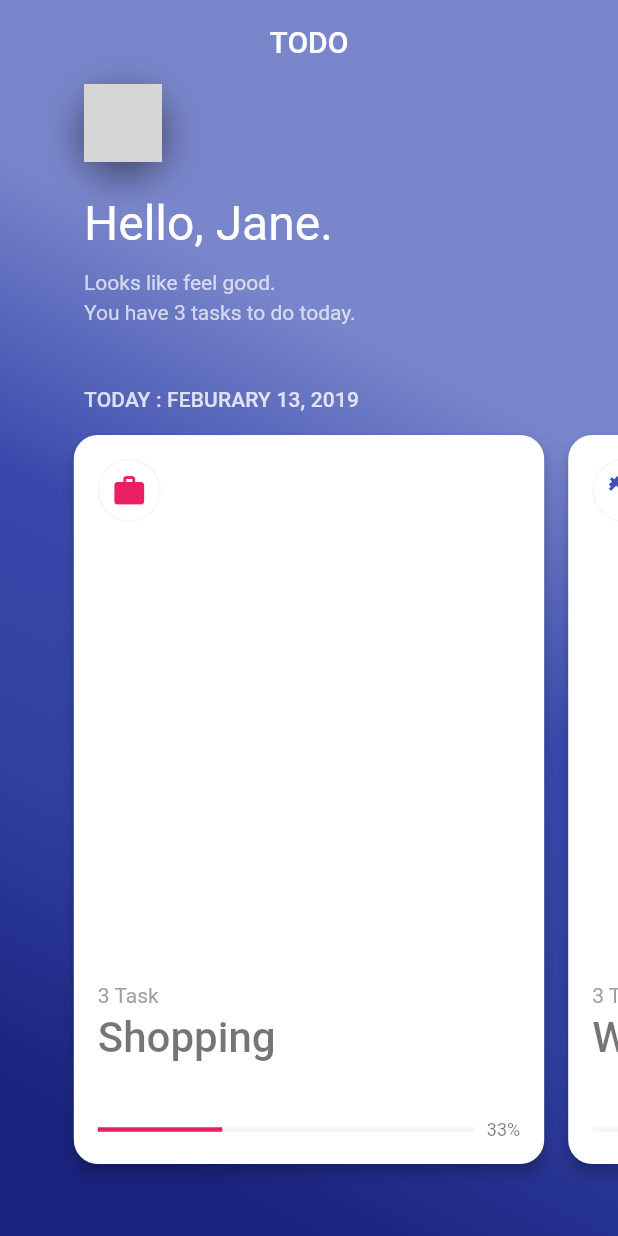
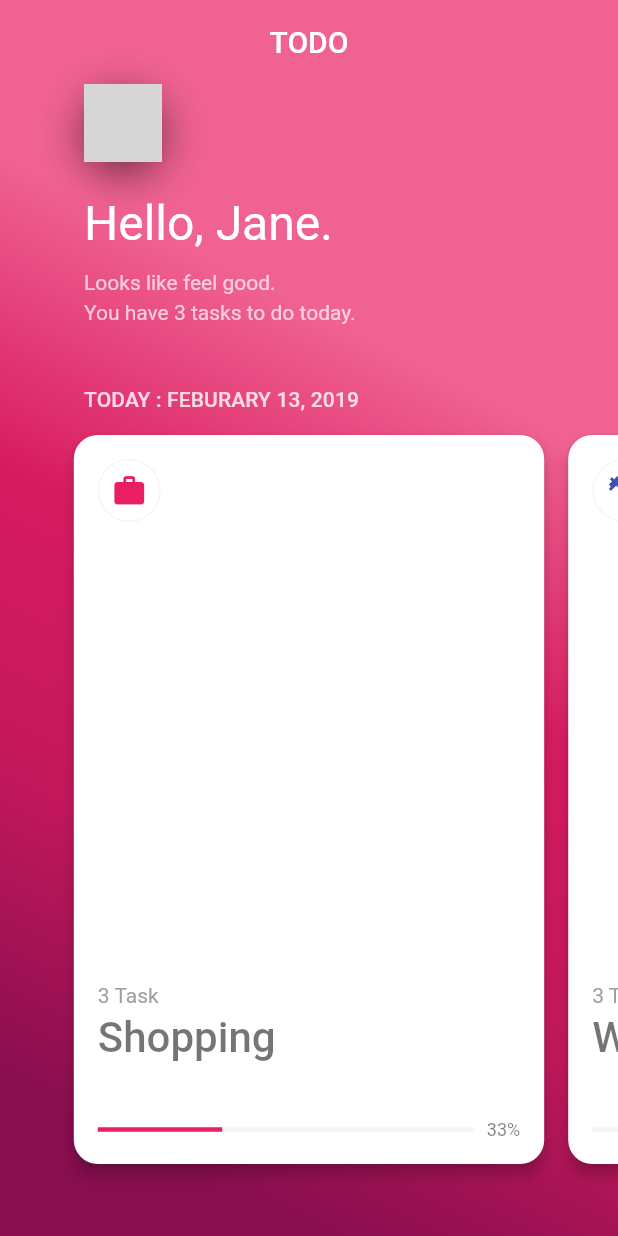
Before and after one commit to sabinbajracharya/fluttery-todo, a Flutter app: the screen it shows after launch, on a phone screen of 412 x 824 dp. Run offline on Flutter 3.47's test engine with Material 2 defaults, Android fonts, the phone set to English and light mode, and no system bars; our stand-ins replace sqflite; accounts and stored records are empty; generated files the repository leaves out were written again; network calls fail; Roboto replaces fonts that are missing (Hind); grey boxes are pictures that could not be loaded.

Commit message:
Fix: Background not changing on first load

```diff
--- a/lib/main.dart
+++ b/lib/main.dart
@@ -61,7 +61,7 @@ class MyHomePage extends StatefulWidget {
 
 class _MyHomePageState extends State<MyHomePage> {
   PageController _pageController;
-  Color color = Colors.indigo;
+  int _currentPageIndex = 0;
 
   @override
   void initState() {
@@ -97,8 +97,9 @@ class _MyHomePageState extends State<MyHomePage> {
     return ScopedModelDescendant<TodoListModel>(
         builder: (BuildContext context, Widget child, TodoListModel model) {
       var _tasks = model.tasks;
+      var backgroundColor = _tasks.isEmpty ? Colors.blueGrey : ColorUtils.getColorFrom(id: _tasks[_currentPageIndex].color);
       return GradientBackground(
-        color: color,
+        color: backgroundColor,
         child: Scaffold(
           backgroundColor: Colors.transparent,
           appBar: AppBar(
@@ -161,10 +162,7 @@ class _MyHomePageState extends State<MyHomePage> {
                     if (notification is ScrollEndNotification) {
                       var currentPage = _pageController.page.round().toInt();
                       print("ScrollNotification = ${_pageController.page}");
-                      setState(() {
-                        color = ColorUtils.getColorFrom(
-                            id: _tasks[currentPage].color);
-                      });
+                      setState(() => _currentPageIndex = currentPage);
                     }
                   },
                   child: PageView.builder(
@@ -206,8 +204,7 @@ class _MyHomePageState extends State<MyHomePage> {
                                         _tasks[index].codePoint,
                                         fontFamily: 'MaterialIcons',
                                       ),
-                                      color: ColorUtils.getColorFrom(
-                                          id: _tasks[index].color),
+                                      color: ColorUtils.getColorFrom(id: _tasks[index].color),
                                     ),
                                   ),
                                 ),
@@ -241,8 +238,7 @@ class _MyHomePageState extends State<MyHomePage> {
                                 Hero(
                                   tag: heroIds.progressId,
                                   child: TaskProgressIndicator(
-                                    color: ColorUtils.getColorFrom(
-                                        id: _tasks[index].color),
+                                    color: ColorUtils.getColorFrom(id: _tasks[index].color),
                                     progress: model.getTaskCompletionPercent(
                                         model.tasks[index]),
                                   ),
```
